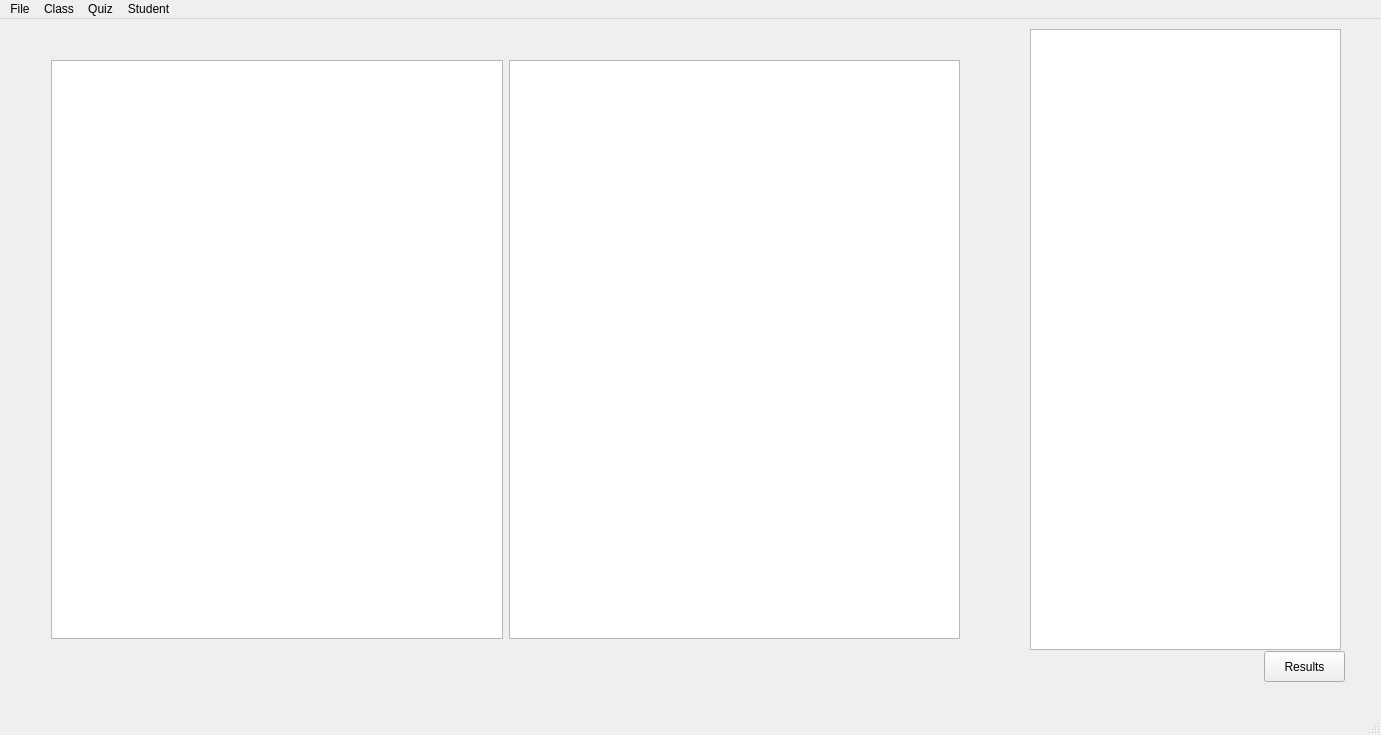
Before: the Qt Designer form InstaGrader/mainwindow.ui in AcademyAutograder/Autograder-0.1, drawn with Qt 5.
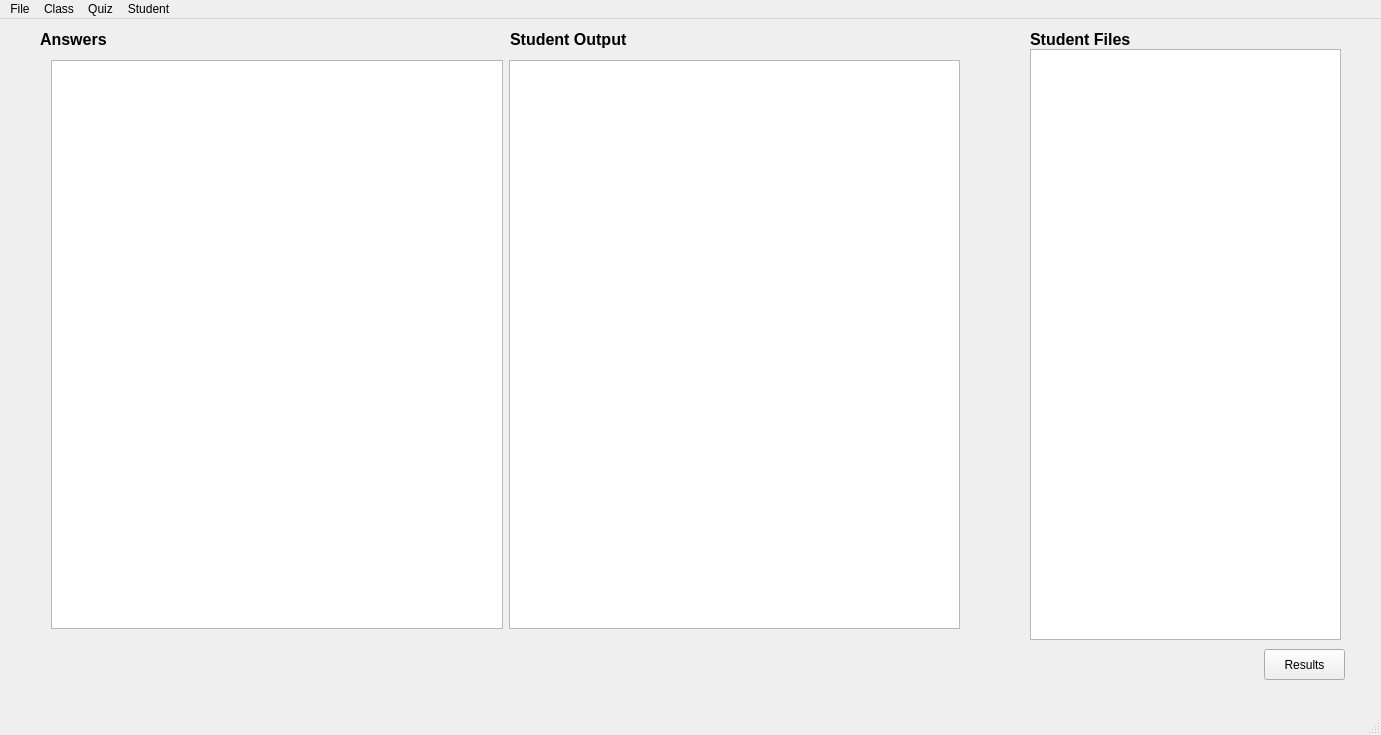
After: the same form once the commit is applied. Icons and pictures are not drawn.

```diff
--- a/InstaGrader/mainwindow.ui
+++ b/InstaGrader/mainwindow.ui
@@ -28,9 +28,9 @@
     <property name="geometry">
      <rect>
       <x>1030</x>
-      <y>10</y>
+      <y>30</y>
       <width>311</width>
-      <height>621</height>
+      <height>591</height>
      </rect>
     </property>
    </widget>
@@ -40,7 +40,7 @@
       <x>40</x>
       <y>30</y>
       <width>931</width>
-      <height>601</height>
+      <height>591</height>
      </rect>
     </property>
     <layout class="QHBoxLayout" name="horizontalLayout">
@@ -64,7 +64,7 @@
     <property name="geometry">
      <rect>
       <x>1264</x>
-      <y>632</y>
+      <y>630</y>
       <width>81</width>
       <height>31</height>
      </rect>
@@ -79,68 +79,65 @@
      <string>Results</string>
     </property>
    </widget>
-   <widget class="QWidget" name="layoutWidget">
+   <widget class="QLabel" name="label">
     <property name="geometry">
      <rect>
       <x>40</x>
       <y>10</y>
-      <width>521</width>
-      <height>22</height>
+      <width>101</width>
+      <height>20</height>
      </rect>
     </property>
-    <layout class="QHBoxLayout" name="horizontalLayout_2">
-     <item>
-      <widget class="QLabel" name="Homeanslabel">
        <property name="font">
         <font>
+      <pointsize>12</pointsize>
          <weight>75</weight>
          <bold>true</bold>
         </font>
        </property>
-       <property name="frameShape">
-        <enum>QFrame::StyledPanel</enum>
-       </property>
        <property name="text">
-        <string>Answer</string>
-       </property>
-       <property name="scaledContents">
-        <bool>false</bool>
-       </property>
-      </widget>
-     </item>
-     <item>
-      <spacer name="horizontalSpacer_2">
-       <property name="orientation">
-        <enum>Qt::Horizontal</enum>
-       </property>
-       <property name="sizeHint" stdset="0">
-        <size>
-         <width>158</width>
+     <string>Answers</string>
+    </property>
+   </widget>
+   <widget class="QLabel" name="label_2">
+    <property name="geometry">
+     <rect>
+      <x>510</x>
+      <y>10</y>
+      <width>131</width>
          <height>20</height>
-        </size>
-       </property>
-      </spacer>
-     </item>
-     <item>
-      <widget class="QLabel" name="Homestudentlabel">
+     </rect>
+    </property>
        <property name="font">
         <font>
+      <pointsize>12</pointsize>
          <weight>75</weight>
          <bold>true</bold>
         </font>
        </property>
-       <property name="frameShape">
-        <enum>QFrame::StyledPanel</enum>
-       </property>
        <property name="text">
-        <string>Student</string>
-       </property>
-       <property name="scaledContents">
-        <bool>false</bool>
-       </property>
-      </widget>
-     </item>
-    </layout>
+     <string>Student Output</string>
+    </property>
+   </widget>
+   <widget class="QLabel" name="label_3">
+    <property name="geometry">
+     <rect>
+      <x>1030</x>
+      <y>10</y>
+      <width>131</width>
+      <height>20</height>
+     </rect>
+    </property>
+    <property name="font">
+     <font>
+      <pointsize>12</pointsize>
+      <weight>75</weight>
+      <bold>true</bold>
+     </font>
+    </property>
+    <property name="text">
+     <string>Student Files</string>
+    </property>
    </widget>
   </widget>
   <widget class="QStatusBar" name="statusBar"/>
@@ -251,14 +248,14 @@
   </action>
   <action name="actionResults">
    <property name="text">
-    <string>Results</string>
-   </property>
-  </action>
-  <action name="actionQuiz_History">
-   <property name="text">
     <string>Quiz History</string>
    </property>
   </action>
+  <action name="actionQuiz_History">
+   <property name="text">
+    <string>Student History</string>
+   </property>
+  </action>
   <action name="actionOpen">
    <property name="text">
     <string>Open</string>
```
Lines whose indentation alone changed are shown as unchanged.
